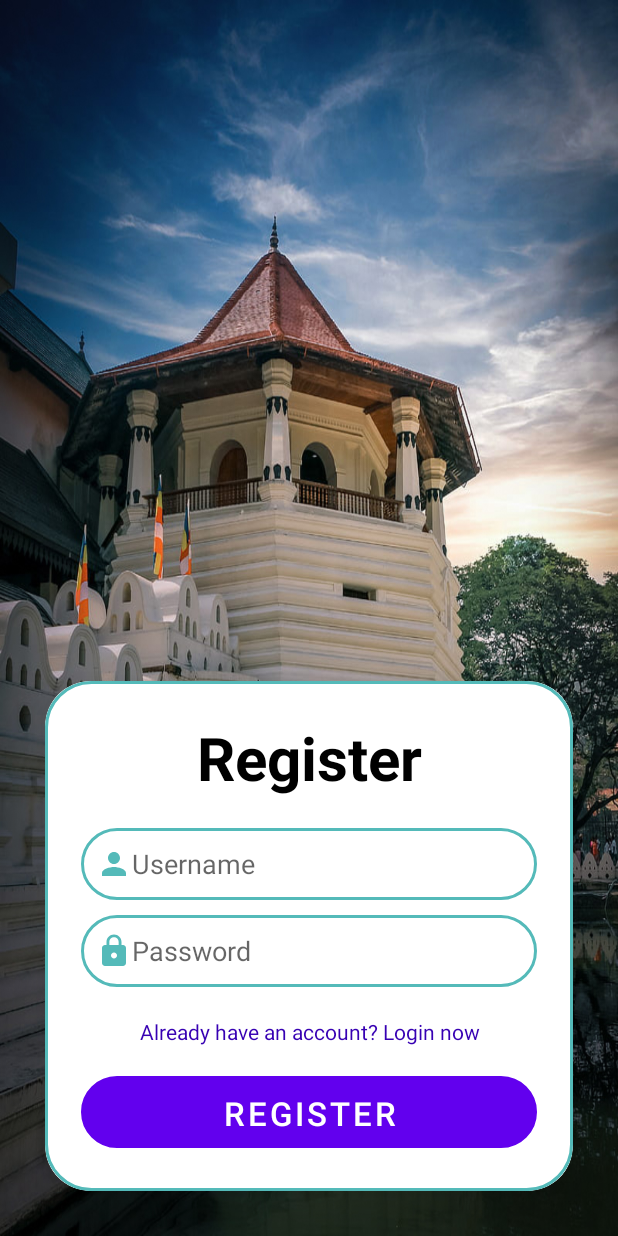
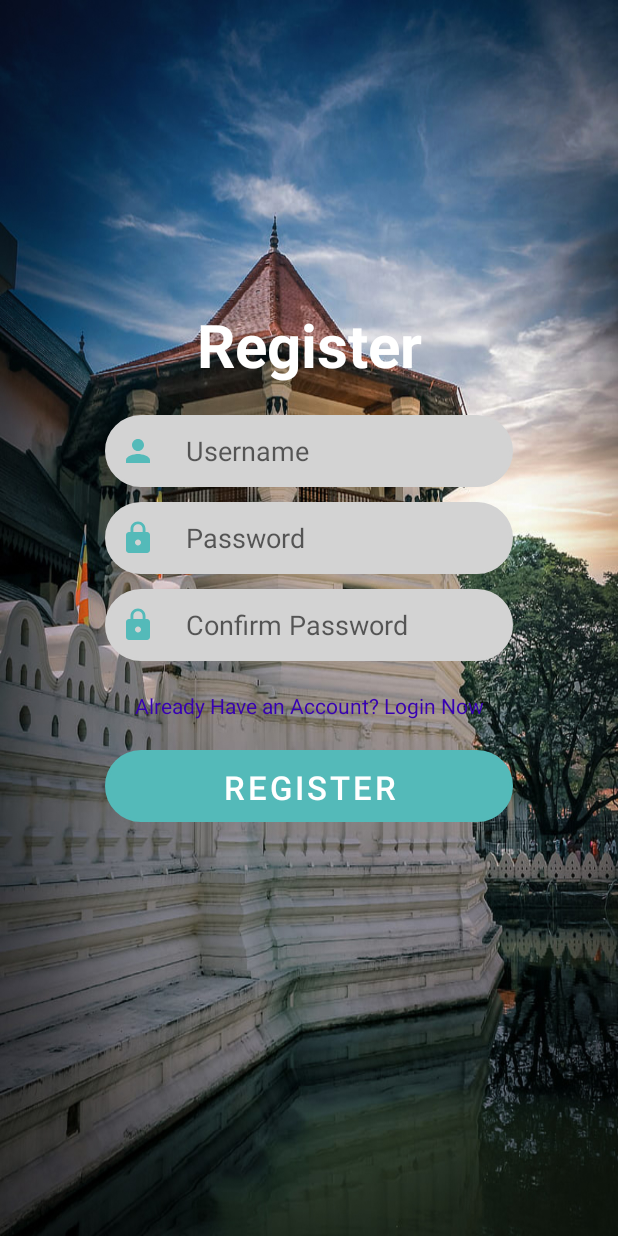
Before and after one commit to Viraj494/TravelCeylonia-MAD, an Android app: the RegisterActivity screen opened directly, with no data from a screen before it, on a phone screen of 412 x 824 dp. Run offline under Robolectric (Android 15) with nearby library versions, the phone set to English and light mode, and no system bars; our stand-ins replace Firebase (no records; nobody signed in at launch, a user with empty details on screens opened directly).

Commit message:
second commit

```diff
--- a/app/src/main/java/com/mad/travelceylonia/RegisterActivity.kt
+++ b/app/src/main/java/com/mad/travelceylonia/RegisterActivity.kt
@@ -44,11 +44,18 @@ class RegisterActivity : AppCompatActivity() {
     private fun performSignUp(){
         val email = findViewById<EditText>(R.id.register_username)
         val password = findViewById<EditText>(R.id.register_password)
+        val confirmPass = findViewById<EditText>(R.id.register_password2)
 
-        if (email.text.isEmpty() || password.text.isEmpty()){
+        if (email.text.isEmpty() || password.text.isEmpty() || confirmPass.text.isEmpty()){
+
             Toast.makeText(this,"Please fill all fields", Toast.LENGTH_SHORT)
                 .show()
             return
+        }
+
+        if (password != confirmPass){
+
+            Toast.makeText(this,"Password not matching", Toast.LENGTH_SHORT).show()
         }
 
         val inputEmail = email.text.toString()
--- a/app/src/main/res/layout/activity_register.xml
+++ b/app/src/main/res/layout/activity_register.xml
@@ -10,30 +10,24 @@
     tools:context=".RegisterActivity">
 
 
-    <androidx.cardview.widget.CardView
-        android:layout_width="match_parent"
-        android:layout_height="wrap_content"
-        android:layout_margin="30dp"
-        android:background="#00000000"
-        app:cardCornerRadius="30dp"
-        app:cardElevation="20dp"
+    <LinearLayout
+        android:layout_width="320dp"
+        android:layout_height="400dp"
+        android:layout_gravity="center_horizontal"
+        android:orientation="vertical"
+        android:padding="24dp"
         app:layout_constraintBottom_toBottomOf="parent"
-        tools:ignore="MissingConstraints">
-
-        <LinearLayout
-            android:layout_width="match_parent"
-            android:layout_height="340dp"
-            android:layout_gravity="center_horizontal"
-            android:background="@drawable/custom_edittext"
-            android:orientation="vertical"
-            android:padding="24dp">
+        app:layout_constraintEnd_toEndOf="parent"
+        app:layout_constraintStart_toStartOf="parent"
+        app:layout_constraintTop_toTopOf="parent"
+        app:layout_constraintVertical_bias="0.422">
 
         <TextView
             android:layout_width="match_parent"
             android:layout_height="wrap_content"
-                android:text="Register"
+            android:text="@string/register"
             android:textAlignment="center"
-                android:textColor="@color/black"
+            android:textColor="@color/white"
             android:textSize="40dp"
             android:textStyle="bold" />
 
@@ -44,7 +38,9 @@
             android:layout_height="48dp"
             android:layout_marginTop="20dp"
             android:background="@drawable/custom_edittext"
+            android:backgroundTint="#d3d3d3"
             android:drawableLeft="@drawable/baseline_person_24"
+            android:drawablePadding="20dp"
             android:hint="Username"
             android:padding="10dp" />
 
@@ -54,8 +50,22 @@
             android:layout_height="48dp"
             android:layout_marginTop="10dp"
             android:background="@drawable/custom_edittext"
+            android:backgroundTint="#d3d3d3"
             android:drawableLeft="@drawable/baseline_lock_24"
+            android:drawablePadding="20dp"
             android:hint="Password"
+            android:padding="10dp" />
+
+        <EditText
+            android:id="@+id/register_password2"
+            android:layout_width="match_parent"
+            android:layout_height="48dp"
+            android:layout_marginTop="10dp"
+            android:background="@drawable/custom_edittext"
+            android:backgroundTint="#d3d3d3"
+            android:drawableLeft="@drawable/baseline_lock_24"
+            android:drawablePadding="20dp"
+            android:hint="Confirm Password"
             android:padding="10dp" />
 
         <TextView
@@ -63,7 +73,7 @@
             android:layout_width="match_parent"
             android:layout_height="wrap_content"
             android:layout_marginTop="20dp"
-                android:text="Already have an account? Login now"
+            android:text="@string/hvAccount"
             android:textAlignment="center"
             android:textColor="@color/purple_700" />
 
@@ -79,6 +89,4 @@
 
     </LinearLayout>
 
-    </androidx.cardview.widget.CardView>
-
 </androidx.constraintlayout.widget.ConstraintLayout>
--- a/app/src/main/res/values/themes.xml
+++ b/app/src/main/res/values/themes.xml
@@ -2,7 +2,7 @@
     <!-- Base application theme. -->
     <style name="Theme.TravelCeylonia" parent="Theme.MaterialComponents.DayNight.DarkActionBar">
         <!-- Primary brand color. -->
-        <item name="colorPrimary">@color/purple_500</item>
+        <item name="colorPrimary">@color/backgroundclr</item>
         <item name="colorPrimaryVariant">@color/purple_700</item>
         <item name="colorOnPrimary">@color/white</item>
         <!-- Secondary brand color. -->
```
Also changed, not shown: app/src/main/res/layout/activity_accommodation.xml (+13 -8 lines), app/src/main/res/layout/activity_book_hotel.xml (+38 -12 lines), app/src/main/res/layout/activity_edit_ac_booking.xml (+14 -8 lines), app/src/main/res/layout/activity_login.xml (+13 -18 lines), app/src/main/res/layout/activity_manage_booking_ac_activity.xml (+9 -6 lines), app/src/main/res/layout/item_layout_manage_ac.xml (+4 -3 lines), app/src/main/res/values/strings.xml (+21 -2 lines), app/src/main/res/drawable/hotel_background.jpg (added). Lines whose indentation alone changed are shown as unchanged.
